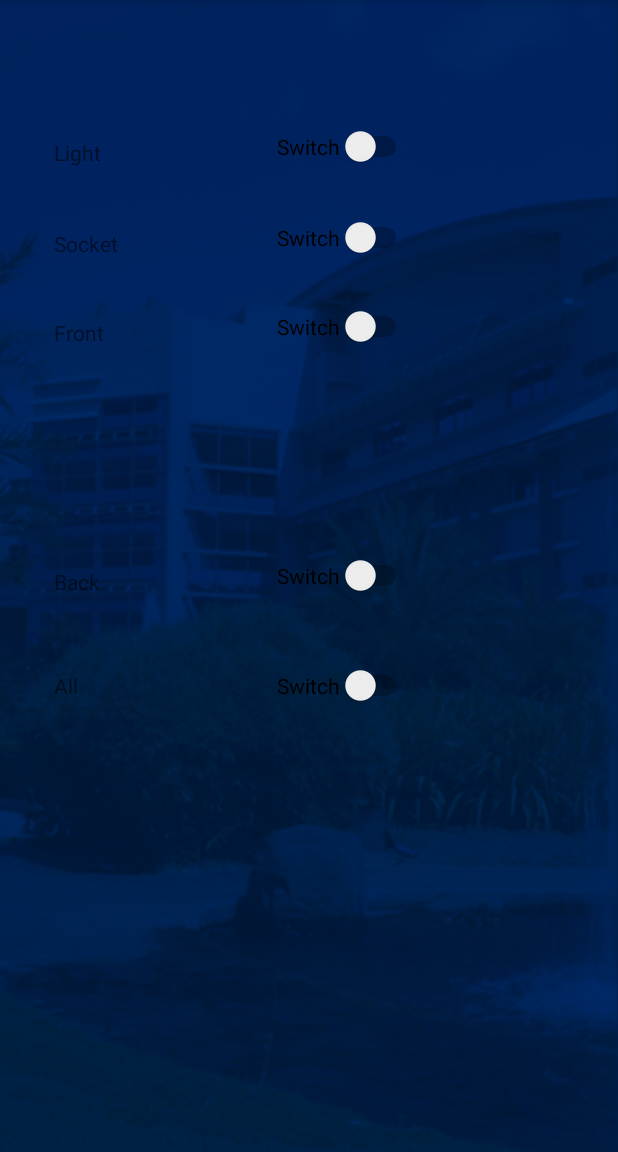
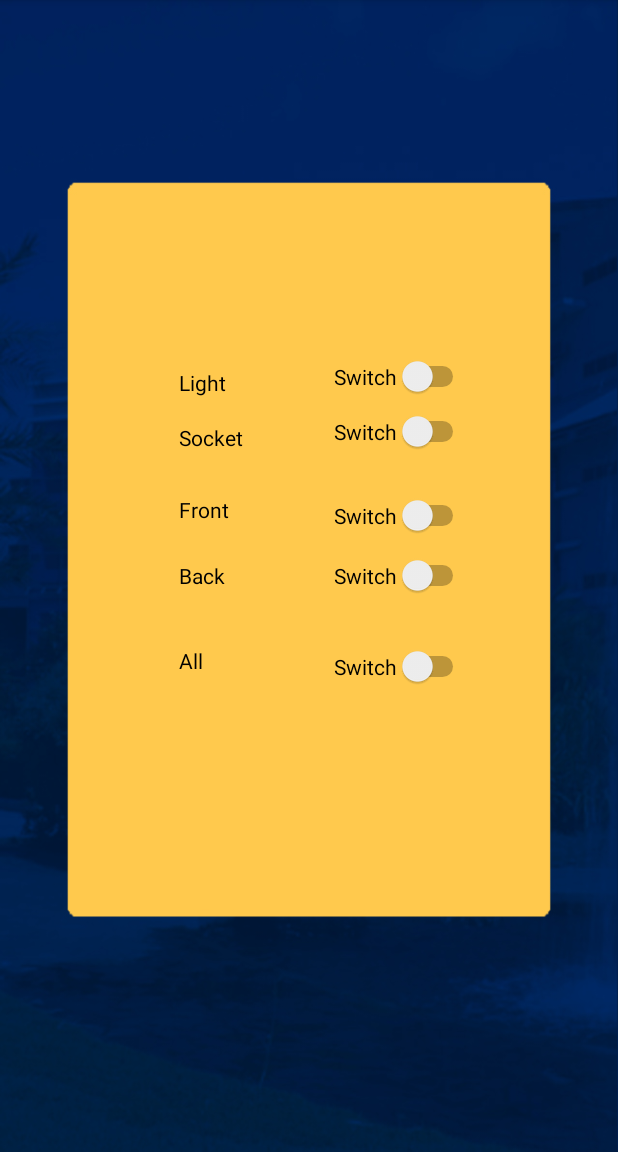
Before and after one commit to keng16/NavigationDrawer, an Android app: the fragment Controller placed in its activity, on a phone screen of 412 x 824 dp, the part 84-1236 px from its top. Run offline under Robolectric (Android 15) with nearby library versions, the phone set to English and light mode, and no system bars; 11 statements that could not run were skipped.

Commit message:
design-controller

```diff
--- a/app/src/main/java/com/example/user/smartclassroom/Prof/Controller.java
+++ b/app/src/main/java/com/example/user/smartclassroom/Prof/Controller.java
@@ -1,15 +1,19 @@
 package com.example.user.smartclassroom.Prof;
 
+import android.annotation.TargetApi;
 import android.app.Fragment;
 import android.content.Context;
 import android.content.Intent;
+import android.graphics.Color;
 import android.net.wifi.WifiManager;
 import android.os.AsyncTask;
+import android.os.Build;
 import android.os.Bundle;
 import com.example.user.smartclassroom.Global.Properties;
 
 import android.os.Handler;
 import android.support.annotation.Nullable;
+import android.support.annotation.RequiresApi;
 import android.text.format.Formatter;
 import android.view.LayoutInflater;
 import android.view.View;
@@ -35,8 +39,10 @@ import java.util.Calendar;
 import java.util.List;
 import java.util.Timer;
 import java.util.TimerTask;
-
+import android.graphics.drawable.StateListDrawable;
+import android.graphics.drawable.ColorDrawable;
 import static android.content.Context.WIFI_SERVICE;
+import android.util.AttributeSet;
 
 /**
  * Created by kenonnegammad on 20/01/2018.
@@ -56,6 +62,8 @@ public class Controller extends Fragment {
      Handler handler = new Handler();
 
     //Properties p=new Properties();
+    @TargetApi(Build.VERSION_CODES.JELLY_BEAN)
+    @RequiresApi(api = Build.VERSION_CODES.JELLY_BEAN)
     @Nullable
     @Override
     public View onCreateView(LayoutInflater inflater, ViewGroup container, Bundle savedInstanceState) {
@@ -67,6 +75,7 @@ public class Controller extends Fragment {
         all_switch = (Switch) myView.findViewById(R.id.all_switch);
         stud_id = getArguments().getString("Stud_id");
        Update_Device_Status();
+
 
         light_switch.setOnCheckedChangeListener(new CompoundButton.OnCheckedChangeListener() {
             @Override
@@ -405,4 +414,5 @@ public class Controller extends Fragment {
         }
         return Day;
     }
+
 }
--- a/app/src/main/java/com/example/user/smartclassroom/Schedule/Schedule_Adapter.java
+++ b/app/src/main/java/com/example/user/smartclassroom/Schedule/Schedule_Adapter.java
@@ -13,7 +13,8 @@ import com.example.user.smartclassroom.R;
 
 import java.util.ArrayList;
 import java.util.Calendar;
-
+import java.text.SimpleDateFormat;
+import java.util.Locale;
 /**
  * Created by kenonnegammad on 26/01/2018.
  */
@@ -59,7 +60,39 @@ public class Schedule_Adapter extends BaseAdapter {
         tv_course.setText(properties.getCourseId()+" "+"-"+" "+properties.getSection());
         tv_day.setText(properties.getDay());
         tv_room.setText(properties.getRoom());
+        matchWeek(); //change nicole feb 18
         return convertview;
     }
-
+    private void matchWeek()
+    {
+        String weekday_name = new SimpleDateFormat("EEEE", Locale.ENGLISH).format(System.currentTimeMillis());
+        if (weekday_name.equals("Monday") && tv_day.getText().toString().contains("Monday"))
+        {
+            cardView.setCardBackgroundColor(Color.parseColor("#ffc94d"));
+        }
+        else if (weekday_name.equals("Tuesday") && tv_day.getText().toString().contains("Tuesday"))
+        {
+            cardView.setCardBackgroundColor(Color.parseColor("#ffc94d"));
+        }
+        else if (weekday_name.equals("Wednesday") && tv_day.getText().toString().contains("Wednesday"))
+        {
+            cardView.setCardBackgroundColor(Color.parseColor("#ffc94d"));
+        }
+        else if (weekday_name.equals("Thursday") && tv_day.getText().toString().contains("Thursday"))
+        {
+            cardView.setCardBackgroundColor(Color.parseColor("#ffc94d"));
+        }
+        else if (weekday_name.equals("Friday") && tv_day.getText().toString().contains("Friday"))
+        {
+            cardView.setCardBackgroundColor(Color.parseColor("#ffc94d"));
+        }
+        else if (weekday_name.equals("Saturday") && tv_day.getText().toString().contains("Saturday"))
+        {
+            cardView.setCardBackgroundColor(Color.parseColor("#ffc94d"));
+        }
+        else if (weekday_name.equals("Sunday") && tv_day.getText().toString().contains("Sunday"))
+        {
+            cardView.setCardBackgroundColor(Color.parseColor("#ffc94d"));
+        }
+    }
 }
--- a/app/src/main/res/layout/controller_dash.xml
+++ b/app/src/main/res/layout/controller_dash.xml
@@ -4,32 +4,34 @@
     xmlns:app="http://schemas.android.com/apk/res-auto"
     android:layout_width="match_parent"
     android:layout_height="match_parent"
-    android:background="@drawable/backgroundimg">
+    android:background="@drawable/controllerbg">
 
     <Switch
         android:id="@+id/light_switch"
         android:layout_width="wrap_content"
         android:layout_height="wrap_content"
+        android:layout_above="@+id/back_switch"
         android:layout_alignParentEnd="true"
         android:layout_alignParentRight="true"
-        android:layout_alignParentTop="true"
-        android:layout_marginEnd="137dp"
+        android:layout_marginBottom="65dp"
+        android:layout_marginEnd="99dp"
+        android:layout_marginRight="99dp"
+        android:text="Switch"
         android:textOff="Off"
         android:textOn="On"
-        android:layout_marginRight="137dp"
-        android:layout_marginTop="84dp"
-        android:text="Switch" />
+        />
 
     <TextView
         android:id="@+id/textView"
         android:layout_width="wrap_content"
         android:layout_height="wrap_content"
         android:layout_alignBottom="@+id/light_switch"
-        android:layout_alignParentLeft="true"
-        android:layout_alignParentStart="true"
-        android:layout_marginLeft="36dp"
-        android:layout_marginStart="36dp"
-        android:text="Light" />
+        android:layout_marginEnd="72dp"
+        android:layout_marginRight="72dp"
+        android:layout_toLeftOf="@+id/light_switch"
+        android:layout_toStartOf="@+id/light_switch"
+        android:text="Light"
+        android:textColor="@color/black_overlay"/>
 
     <TextView
         android:id="@+id/textView3"
@@ -38,8 +40,9 @@
         android:layout_alignLeft="@+id/textView"
         android:layout_alignStart="@+id/textView"
         android:layout_below="@+id/textView"
-        android:layout_marginTop="41dp"
-        android:text="Socket" />
+        android:layout_marginTop="17dp"
+        android:text="Socket"
+        android:textColor="@color/black_overlay" />
 
     <Switch
         android:id="@+id/socket_switch"
@@ -56,13 +59,12 @@
         android:id="@+id/front_switch"
         android:layout_width="wrap_content"
         android:layout_height="wrap_content"
-        android:textOff="Off"
-        android:textOn="On"
         android:layout_alignLeft="@+id/socket_switch"
         android:layout_alignStart="@+id/socket_switch"
-        android:layout_below="@+id/socket_switch"
-        android:layout_marginTop="32dp"
-        android:text="Switch" />
+        android:layout_alignTop="@+id/textView4"
+        android:text="Switch"
+        android:textOff="Off"
+        android:textOn="On" />
 
     <Switch
         android:id="@+id/back_switch"
@@ -71,47 +73,50 @@
         android:textOff="Off"
         android:textOn="On"
         android:layout_alignLeft="@+id/front_switch"
-        android:layout_alignStart="@+id/front_switch"
         android:layout_centerVertical="true"
+        android:layout_marginTop="40dp"
         android:text="Switch" />
 
     <Switch
         android:id="@+id/all_switch"
         android:layout_width="wrap_content"
         android:layout_height="wrap_content"
-        android:textOff="Off"
-        android:textOn="On"
         android:layout_alignLeft="@+id/back_switch"
         android:layout_alignStart="@+id/back_switch"
-        android:layout_below="@+id/back_switch"
-        android:layout_marginTop="46dp"
-        android:text="Switch" />
+        android:layout_below="@+id/textView5"
+        android:layout_marginTop="37dp"
+        android:text="Switch"
+        android:textOff="Off"
+        android:textOn="On" />
 
     <TextView
         android:id="@+id/textView4"
         android:layout_width="wrap_content"
         android:layout_height="wrap_content"
-        android:layout_alignBottom="@+id/front_switch"
         android:layout_alignLeft="@+id/textView3"
         android:layout_alignStart="@+id/textView3"
-        android:text="Front" />
+        android:layout_below="@+id/light_switch"
+        android:text="Front"
+        android:textColor="@color/black_overlay" />
 
     <TextView
         android:id="@+id/textView5"
         android:layout_width="wrap_content"
         android:layout_height="wrap_content"
-        android:layout_above="@+id/all_switch"
+        android:layout_alignBaseline="@+id/back_switch"
+        android:layout_alignBottom="@+id/back_switch"
         android:layout_alignLeft="@+id/textView4"
         android:layout_alignStart="@+id/textView4"
-        android:text="Back" />
+        android:text="Back"
+        android:textColor="@color/black_overlay"/>
 
     <TextView
         android:id="@+id/textView6"
         android:layout_width="wrap_content"
         android:layout_height="wrap_content"
-        android:layout_alignBaseline="@+id/all_switch"
-        android:layout_alignBottom="@+id/all_switch"
         android:layout_alignLeft="@+id/textView5"
         android:layout_alignStart="@+id/textView5"
-        android:text="All" />
+        android:layout_alignTop="@+id/all_switch"
+        android:text="All"
+        android:textColor="@color/black_overlay"/>
 </RelativeLayout>
--- a/app/src/main/res/values/colors.xml
+++ b/app/src/main/res/values/colors.xml
@@ -17,5 +17,5 @@
     <color name="card_green">#BAF7CB</color>
     <color name="card_red">#EF4F4E</color>
 
-    <color name="black_overlay">#66000000</color>
+    <color name="black_overlay">#000000</color>
 </resources>
```
Also changed, not shown: app/src/main/res/drawable-v21/controllerbg.jpg (added), app/src/main/res/layout/splashscreen.xml (line endings or trailing spaces).
